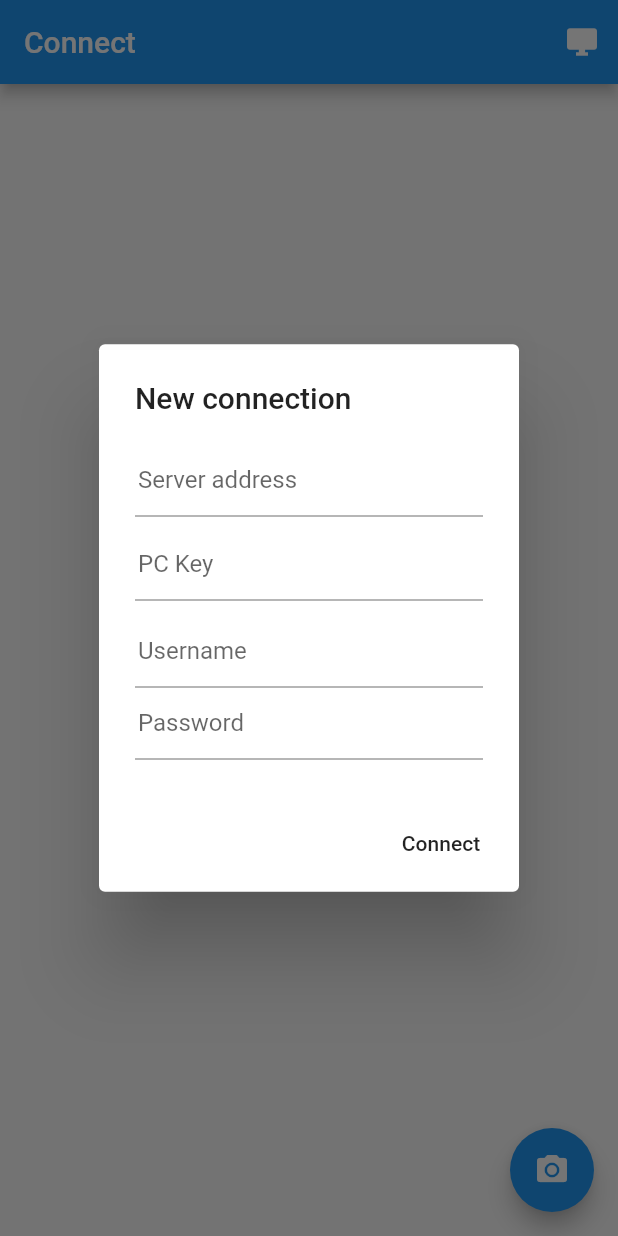
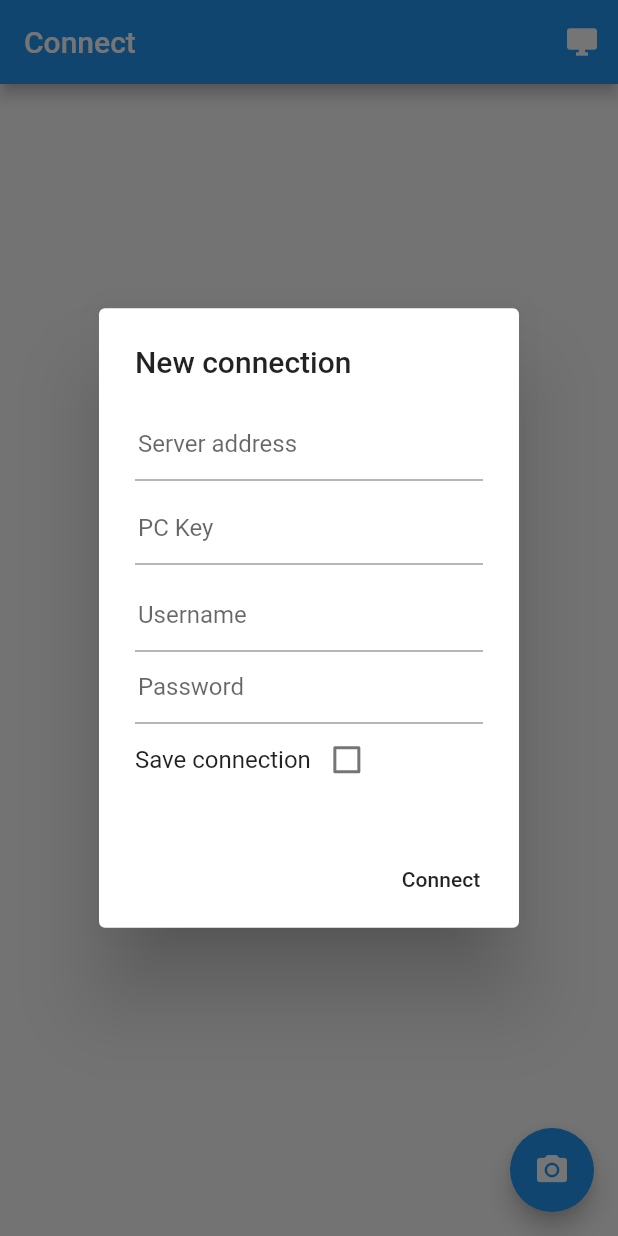
Before and after one commit to arthurdm10/remote-pc-app, a Flutter app: the screen it shows after launch, after a tap on the "desktop windows" icon, on a phone screen of 412 x 824 dp. Run offline on Flutter 3.47's test engine with Material 2 defaults, Android fonts, the phone set to English and light mode, and no system bars; our stand-ins replace open_file, shared_preferences; missing offline and left inert: downloads_path_provider, qrcode_reader.

Commit message:
add option to save connection data

```diff
--- /dev/null
+++ b/lib/pages/components/new_connection_dialog.dart
@@ -0,0 +1,148 @@
+import 'package:flutter/material.dart';
+
+class NewConnectionDialog extends StatefulWidget {
+  Map qrCodeData;
+
+  NewConnectionDialog({Map qrCodeData}) {
+    this.qrCodeData = qrCodeData;
+  }
+
+  @override
+  _NewConnectionDialogState createState() => _NewConnectionDialogState();
+}
+
+class _NewConnectionDialogState extends State<NewConnectionDialog> {
+  String _remoteServer, _pcKey;
+  List<FocusNode> _inputsFocus = [FocusNode(), FocusNode(), FocusNode()];
+  bool _saveConnection = false;
+
+  final _formGlobalKey = GlobalKey<FormState>();
+
+  final _serverInputController = TextEditingController(),
+      _keyInputController = TextEditingController(),
+      _usernameInputController = TextEditingController(),
+      _passwordInputController = TextEditingController();
+
+  @override
+  void initState() {
+    super.initState();
+
+    if (widget.qrCodeData != null) {
+      _remoteServer = widget.qrCodeData["remote_server"];
+      _pcKey = widget.qrCodeData["key"];
+      _serverInputController.text = _remoteServer;
+      _keyInputController.text = _pcKey;
+    }
+  }
+
+  @override
+  void dispose() {
+    for (final focus in _inputsFocus) {
+      focus.dispose();
+    }
+
+    super.dispose();
+  }
+
+  String _formFieldValidator(String text, {@required String fieldName}) {
+    return text.trim().isEmpty ? 'Invalid $fieldName' : null;
+  }
+
+  _changeFocus(int i) {
+    FocusScope.of(context).requestFocus(_inputsFocus[i]);
+  }
+
+  @override
+  Widget build(BuildContext context) {
+    return AlertDialog(
+      title: Text("New connection"),
+      content: SingleChildScrollView(
+        child: Form(
+          key: _formGlobalKey,
+          child: Column(
+            mainAxisSize: MainAxisSize.min,
+            children: <Widget>[
+              TextFormField(
+                textInputAction: TextInputAction.next,
+                onEditingComplete: () => _changeFocus(0),
+                validator: (text) =>
+                    _formFieldValidator(text, fieldName: "server address"),
+                controller: _serverInputController,
+                decoration: InputDecoration(
+                  labelText: "Server address",
+                  contentPadding: const EdgeInsets.all(2),
+                ),
+              ),
+              SizedBox(height: 8),
+              TextFormField(
+                focusNode: _inputsFocus[0],
+                onEditingComplete: () => _changeFocus(1),
+                textInputAction: TextInputAction.next,
+                validator: (text) => _formFieldValidator(text, fieldName: "PC key"),
+                controller: _keyInputController,
+                decoration: InputDecoration(
+                  labelText: "PC Key",
+                  contentPadding: const EdgeInsets.all(2),
+                ),
+              ),
+              SizedBox(height: 10),
+              TextFormField(
+                focusNode: _inputsFocus[1],
+                onEditingComplete: () => _changeFocus(2),
+                textInputAction: TextInputAction.next,
+                validator: (text) =>
+                    _formFieldValidator(text, fieldName: "username"),
+                controller: _usernameInputController,
+                decoration: InputDecoration(
+                  labelText: "Username",
+                  contentPadding: const EdgeInsets.all(2),
+                ),
+              ),
+              TextFormField(
+                focusNode: _inputsFocus[2],
+                textInputAction: TextInputAction.done,
+                validator: (text) =>
+                    _formFieldValidator(text, fieldName: "password"),
+                controller: _passwordInputController,
+                obscureText: true,
+                decoration: InputDecoration(
+                  labelText: "Password",
+                  contentPadding: const EdgeInsets.all(2),
+                ),
+              ),
+              Row(
+                children: <Widget>[
+                  Text("Save connection"),
+                  Checkbox(
+                    value: _saveConnection,
+                    onChanged: (save) {
+                      setState(() {
+                        _saveConnection = save;
+                      });
+                    },
+                  ),
+                ],
+              )
+            ],
+          ),
+        ),
+      ),
+      actions: <Widget>[
+        FlatButton(
+          child: Text("Connect"),
+          onPressed: () {
+            if (_formGlobalKey.currentState.validate()) {
+              Navigator.of(context).pop({
+                "remote_server": _serverInputController.text,
+                "key": _keyInputController.text,
+                "username": _usernameInputController.text,
+                "password": _passwordInputController.text,
+                "save": _saveConnection,
+              });
+            }
+          },
+        )
+      ],
+    );
+  }
+}
--- a/lib/pages/connect_page.dart
+++ b/lib/pages/connect_page.dart
@@ -4,15 +4,18 @@ import 'package:flutter/material.dart';
 import 'package:provider/provider.dart';
 import 'package:qrcode_reader/qrcode_reader.dart';
 import 'package:remote_pc/providers/websocket_provider.dart';
+import 'package:shared_preferences/shared_preferences.dart';
 
+import 'components/new_connection_dialog.dart';
 import 'main_page.dart';
 
 class ConnectPage extends StatelessWidget {
-  const ConnectPage({Key key}) : super(key: key);
+  final _scaffoldKey = GlobalKey<ScaffoldState>();
 
   @override
   Widget build(BuildContext context) {
     return Scaffold(
+      key: _scaffoldKey,
       appBar: AppBar(
         title: Text("Connect"),
         actions: <Widget>[
@@ -23,6 +26,48 @@ class ConnectPage extends StatelessWidget {
             },
           )
         ],
+      ),
+      body: FutureBuilder(
+        future: SharedPreferences.getInstance(),
+        builder: (context, snapshot) {
+          if (snapshot.connectionState == ConnectionState.waiting) {
+            return Center(child: CircularProgressIndicator());
+          }
+          if (snapshot.connectionState == ConnectionState.done) {
+            final SharedPreferences pref = snapshot.data;
+
+            //its a list of json objects
+            final savedPcs = pref.getStringList("pcs");
+            int pcIndex = -1;
+
+            if (savedPcs != null) {
+              return ListView(
+                children: savedPcs.map((String pc) {
+                  final jsonData = jsonDecode(pc);
+                  ++pcIndex;
+
+                  return Dismissible(
+                    key: UniqueKey(),
+                    onDismissed: (_) {
+                      savedPcs.removeAt(pcIndex);
+                      pref.setStringList("pcs", savedPcs);
+                      return true;
+                    },
+                    direction: DismissDirection.endToStart,
+                    child: ListTile(
+                      onTap: () {
+                        _showConnectionDialog(context, jsonData);
+                      },
+                      title: Text(jsonData["key"]),
+                      subtitle: Text('Server ${jsonData["remote_server"]}'),
+                    ),
+                  );
+                }).toList(),
+              );
+            }
+            return Container();
+          }
+        },
       ),
       floatingActionButton: Builder(
         builder: (context) {
@@ -63,10 +108,22 @@ class ConnectPage extends StatelessWidget {
         barrierDismissible: false,
         builder: (context) {
           VoidCallback connect;
-          connect = () {
+          connect = () async {
             if (ws.connectionStatus == WsConnectionStatus.connected) {
               ws.removeListener(connect);
               //close loading dialog
+              if (connectionData["save"]) {
+                final pref = await SharedPreferences.getInstance();
+                final pcs = pref.getStringList("pcs") ?? List<String>();
+
+                pcs.add(jsonEncode({
+                  "remote_server": connectionData["remote_server"],
+                  "key": connectionData["key"]
+                }));
+
+                pref.setStringList("pcs", pcs);
+              }
+
               Navigator.of(context).pop(true);
 
               Navigator.of(context).pushReplacement(
@@ -80,7 +137,6 @@ class ConnectPage extends StatelessWidget {
             } else if (ws.connectionStatus == WsConnectionStatus.error) {
               Navigator.of(context).pop(false);
             }
-            print(ws.connectionStatus);
           };
 
           ws.addListener(connect);
@@ -96,7 +152,7 @@ class ConnectPage extends StatelessWidget {
       );
 
       if (!connected) {
-        Scaffold.of(context).showSnackBar(
+        _scaffoldKey.currentState.showSnackBar(
           SnackBar(
             content: Text("Failed to connect to PC"),
             duration: Duration(seconds: 2),
@@ -106,135 +162,3 @@ class ConnectPage extends StatelessWidget {
     }
   }
 }
-
-class NewConnectionDialog extends StatefulWidget {
-  Map qrCodeData;
-
-  NewConnectionDialog({Map qrCodeData}) {
-    this.qrCodeData = qrCodeData;
-  }
-
-  @override
-  _NewConnectionDialogState createState() => _NewConnectionDialogState();
-}
-
-class _NewConnectionDialogState extends State<NewConnectionDialog> {
-  String _remoteServer, _pcKey;
-  List<FocusNode> _inputsFocus = [FocusNode(), FocusNode(), FocusNode()];
-
-  final _formGlobalKey = GlobalKey<FormState>();
-
-  final _serverInputController = TextEditingController(),
-      _keyInputController = TextEditingController(),
-      _usernameInputController = TextEditingController(),
-      _passwordInputController = TextEditingController();
-
-  @override
-  void initState() {
-    super.initState();
-
-    if (widget.qrCodeData != null) {
-      _remoteServer = widget.qrCodeData["remote_server"];
-      _pcKey = widget.qrCodeData["key"];
-      _serverInputController.text = _remoteServer;
-      _keyInputController.text = _pcKey;
-    }
-  }
-
-  @override
-  void dispose() {
-    for (final focus in _inputsFocus) {
-      focus.dispose();
-    }
-
-    super.dispose();
-  }
-
-  String _formFieldValidator(String text, {@required String fieldName}) {
-    return text.trim().isEmpty ? 'Invalid $fieldName' : null;
-  }
-
-  _changeFocus(int i) {
-    FocusScope.of(context).requestFocus(_inputsFocus[i]);
-  }
-
-  @override
-  Widget build(BuildContext context) {
-    return AlertDialog(
-      title: Text("New connection"),
-      content: SingleChildScrollView(
-        child: Form(
-          key: _formGlobalKey,
-          child: Column(
-            mainAxisSize: MainAxisSize.min,
-            children: <Widget>[
-              TextFormField(
-                textInputAction: TextInputAction.next,
-                onEditingComplete: () => _changeFocus(0),
-                validator: (text) =>
-                    _formFieldValidator(text, fieldName: "server address"),
-                controller: _serverInputController,
-                decoration: InputDecoration(
-                  labelText: "Server address",
-                  contentPadding: const EdgeInsets.all(2),
-                ),
-              ),
-              SizedBox(height: 8),
-              TextFormField(
-                focusNode: _inputsFocus[0],
-                onEditingComplete: () => _changeFocus(1),
-                textInputAction: TextInputAction.next,
-                validator: (text) => _formFieldValidator(text, fieldName: "PC key"),
-                controller: _keyInputController,
-                decoration: InputDecoration(
-                  labelText: "PC Key",
-                  contentPadding: const EdgeInsets.all(2),
-                ),
-              ),
-              SizedBox(height: 10),
-              TextFormField(
-                focusNode: _inputsFocus[1],
-                onEditingComplete: () => _changeFocus(2),
-                textInputAction: TextInputAction.next,
-                validator: (text) =>
-                    _formFieldValidator(text, fieldName: "username"),
-                controller: _usernameInputController,
-                decoration: InputDecoration(
-                  labelText: "Username",
-                  contentPadding: const EdgeInsets.all(2),
-                ),
-              ),
-              TextFormField(
-                focusNode: _inputsFocus[2],
-                textInputAction: TextInputAction.done,
-                validator: (text) =>
-                    _formFieldValidator(text, fieldName: "password"),
-                controller: _passwordInputController,
-                obscureText: true,
-                decoration: InputDecoration(
-                  labelText: "Password",
-                  contentPadding: const EdgeInsets.all(2),
-                ),
-              ),
-            ],
-          ),
-        ),
-      ),
-      actions: <Widget>[
-        FlatButton(
-          child: Text("Connect"),
-          onPressed: () {
-            if (_formGlobalKey.currentState.validate()) {
-              Navigator.of(context).pop({
-                "remote_server": _serverInputController.text,
-                "key": _keyInputController.text,
-                "username": _usernameInputController.text,
-                "password": _passwordInputController.text
-              });
-            }
-          },
-        )
-      ],
-    );
-  }
-}
--- a/pubspec.yaml
+++ b/pubspec.yaml
@@ -23,6 +23,7 @@ dependencies:
   provider:
   crypto:
   convert:
+  shared_preferences:
   open_file: ^2.0.3
   downloads_path_provider: ^0.1.0
   qrcode_reader: ^0.4.4
```
Also changed, not shown: pubspec.lock.
